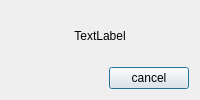
First picture: the form in ui/dialogs/sensortaskinfodialog.ui, repository OpenIndy/OpenIndy, before the edit.
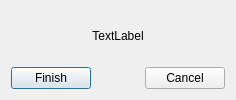
Second picture: the form after the edit.

Commit message: OI-765: adding finish button

The edit to the form file:
```diff
--- a/ui/dialogs/sensortaskinfodialog.ui
+++ b/ui/dialogs/sensortaskinfodialog.ui
@@ -6,14 +6,14 @@
    <rect>
     <x>0</x>
     <y>0</y>
-    <width>200</width>
+    <width>236</width>
     <height>100</height>
    </rect>
   </property>
   <property name="windowTitle">
    <string>sensor info</string>
   </property>
-  <layout class="QVBoxLayout" name="verticalLayout" stretch="12,1">
+  <layout class="QVBoxLayout" name="verticalLayout" stretch="12,0">
    <item>
     <widget class="QLabel" name="label_info">
      <property name="text">
@@ -25,7 +25,14 @@
     </widget>
    </item>
    <item>
-    <layout class="QHBoxLayout" name="horizontalLayout" stretch="0,0">
+    <layout class="QHBoxLayout" name="horizontalLayout" stretch="0,0,0">
+     <item>
+      <widget class="QPushButton" name="pushButton_finish">
+       <property name="text">
+        <string>Finish</string>
+       </property>
+      </widget>
+     </item>
      <item>
       <spacer name="horizontalSpacer">
        <property name="orientation">
@@ -41,8 +48,11 @@
      </item>
      <item>
       <widget class="QPushButton" name="pushButton_cancel">
+       <property name="enabled">
+        <bool>true</bool>
+       </property>
        <property name="text">
-        <string>cancel</string>
+        <string>Cancel</string>
        </property>
       </widget>
      </item>
```
The commit also changes 5 other files.
